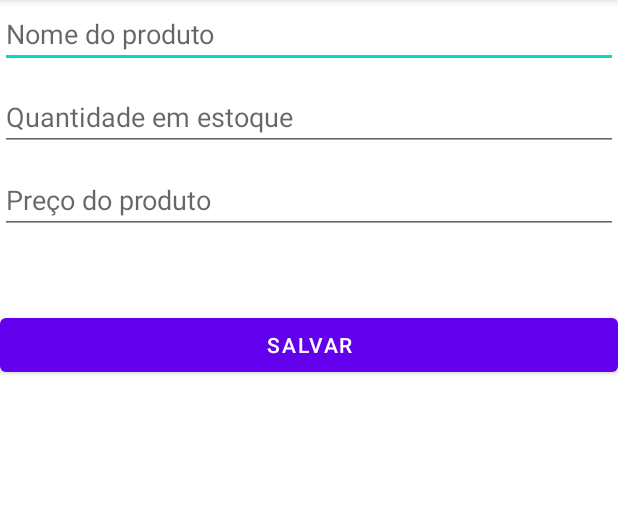
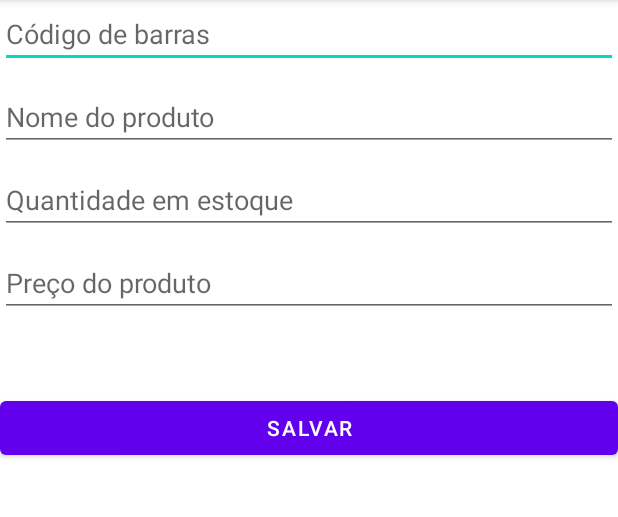
Before and after one commit to wilkison-silva/ProjetoBLSoftware, an Android app: the ActivityProduto screen opened directly, with no data from a screen before it, after a tap on "SALVAR", on a phone screen of 412 x 824 dp, the part 84-601 px from its top. Run offline under Robolectric (Android 15) with nearby library versions, the phone set to English and light mode, and no system bars.

Commit message:
Refatorando o código e adicionando o campo código de barras

```diff
--- a/app/src/main/AndroidManifest.xml
+++ b/app/src/main/AndroidManifest.xml
@@ -14,7 +14,7 @@
             android:label="Lista de Produtos"></activity>
         <activity android:name=".Activities.ActivityProduto" />
         <activity android:name=".Activities.ActivityVenda" />
-        <activity android:name=".MainActivity">
+        <activity android:name=".Activities.MainActivity">
             <intent-filter>
                 <action android:name="android.intent.action.MAIN" />
 
--- a/app/src/main/java/br/com/will/BLSoft/Activities/ActivityProduto.java
+++ b/app/src/main/java/br/com/will/BLSoft/Activities/ActivityProduto.java
@@ -18,6 +18,7 @@ import br.com.will.BLSoft.R;
 
 public class ActivityProduto extends AppCompatActivity {
 
+    private EditText edtCodigoProduto;
     private EditText edtNomeProduto;
     private EditText edtQuantidadeProduto;
     private EditText edtPrecoProduto;
@@ -32,6 +33,7 @@ public class ActivityProduto extends AppCompatActivity {
 
         ConexaoSQLite conexaoSQLite  = ConexaoSQLite.getInstancia(ActivityProduto.this);
 
+        edtCodigoProduto = (EditText) findViewById(R.id.edtCodigoProduto);
         edtNomeProduto = (EditText) findViewById(R.id.edtNomeProduto);
         edtQuantidadeProduto = (EditText) findViewById(R.id.edtQuantidadeProduto);
         edtPrecoProduto = (EditText) findViewById(R.id.edtPrecoProduto);
@@ -61,6 +63,13 @@ public class ActivityProduto extends AppCompatActivity {
     private Produto getDadosProdutoFormulario(){
         this.produto = new Produto();
 
+        if(this.edtCodigoProduto.getText().toString().isEmpty() == false) {
+            this.produto.setId(Long.parseLong(this.edtCodigoProduto.getText().toString()));
+        }
+        else {
+            return null;
+        }
+
         if (this.edtNomeProduto.getText().toString().isEmpty() == false){
             this.produto.setNome(this.edtNomeProduto.getText().toString());
         }
@@ -69,12 +78,14 @@ public class ActivityProduto extends AppCompatActivity {
         }
         if (this.edtQuantidadeProduto.getText().toString().isEmpty() == false){
             int quantidadeProduto = Integer.parseInt(this.edtQuantidadeProduto.getText().toString());
+            this.produto.setQuantidadeEmEstoque(quantidadeProduto);
         }
         else {
             return null;
         }
         if (this.edtPrecoProduto.getText().toString().isEmpty() == false){
             double precoProduto = Integer.parseInt(this.edtQuantidadeProduto.getText().toString());
+            this.produto.setPreco(precoProduto);
         }
         else{
             return null;
--- a/app/src/main/java/br/com/will/BLSoft/MainActivity.java
+++ b/app/src/main/java/br/com/will/BLSoft/Activities/MainActivity.java
@@ -1,6 +1,5 @@
+package br.com.will.BLSoft.Activities;
 //primeirokfodkfdopfjdsofndsjifdsfjdkn
-package br.com.will.BLSoft;
-
 import androidx.appcompat.app.AppCompatActivity;
 
 import android.content.Intent;
@@ -14,6 +13,7 @@ import br.com.will.BLSoft.Activities.ActivityProduto;
 import br.com.will.BLSoft.Controller.ProdutoController;
 import br.com.will.BLSoft.DBHelper.ConexaoSQLite;
 import br.com.will.BLSoft.Model.Produto;
+import br.com.will.BLSoft.R;
 
 public class MainActivity extends AppCompatActivity {
 
--- a/app/src/main/res/layout/activity_main.xml
+++ b/app/src/main/res/layout/activity_main.xml
@@ -5,7 +5,7 @@
     android:layout_width="match_parent"
     android:layout_height="match_parent"
     android:orientation="vertical"
-    tools:context=".MainActivity">
+    tools:context=".Activities.ActivityProduto$MainActivity">
 
     <Space
         android:layout_width="match_parent"
--- a/app/src/main/res/layout/activity_produto.xml
+++ b/app/src/main/res/layout/activity_produto.xml
@@ -6,6 +6,17 @@
     android:layout_height="match_parent"
     android:orientation="vertical"
     tools:context=".Activities.ActivityProduto">
+
+    <EditText
+        android:id="@+id/edtCodigoProduto"
+        android:hint="Código de barras"
+        android:inputType="numberSigned"
+        android:layout_width="match_parent"
+        android:layout_height="wrap_content"/>
+
+    <Space
+        android:layout_width="match_parent"
+        android:layout_height="10dp"/>
 
     <EditText
         android:id="@+id/edtNomeProduto"
```
Also changed, not shown: app/src/main/res/layout/activity_listar_produtos.xml (line endings or trailing spaces).
